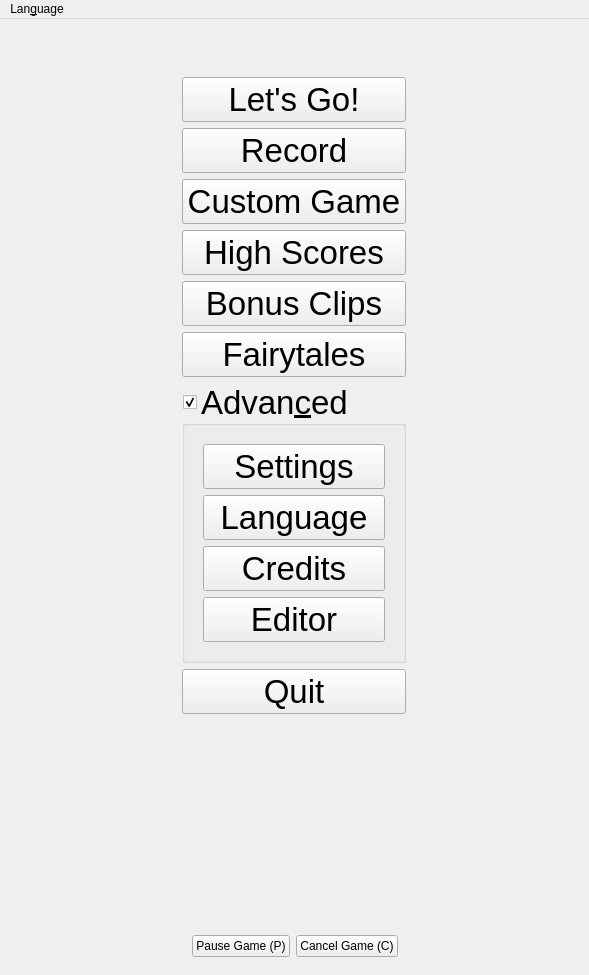
This is ui/mainwindow.ui in tdauth/gustavsfairyland as Qt 5 draws it before an edit. The edited form follows.
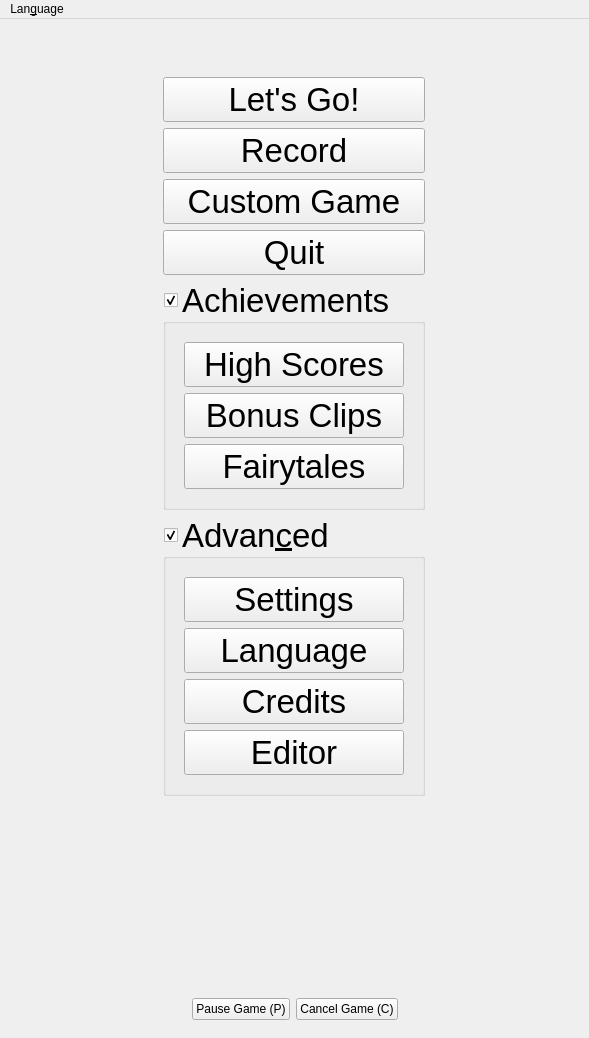
This is the edited form. Icons and pictures are not drawn.

Commit message: Another sub group box for achievements

```diff
--- a/ui/mainwindow.ui
+++ b/ui/mainwindow.ui
@@ -7,7 +7,7 @@
     <x>0</x>
     <y>0</y>
     <width>589</width>
-    <height>975</height>
+    <height>1038</height>
    </rect>
   </property>
   <property name="sizePolicy">
@@ -140,68 +140,6 @@
          </property>
         </spacer>
        </item>
-       <item row="8" column="0">
-        <widget class="QPushButton" name="quitPushButton">
-         <property name="sizePolicy">
-          <sizepolicy hsizetype="Minimum" vsizetype="Fixed">
-           <horstretch>0</horstretch>
-           <verstretch>0</verstretch>
-          </sizepolicy>
-         </property>
-         <property name="minimumSize">
-          <size>
-           <width>200</width>
-           <height>0</height>
-          </size>
-         </property>
-         <property name="font">
-          <font>
-           <pointsize>25</pointsize>
-          </font>
-         </property>
-         <property name="text">
-          <string>Quit</string>
-         </property>
-         <property name="icon">
-          <iconset resource="../oxygen-icons-png-master/oxygen.qrc">
-           <normaloff>:/themes/oxygen/32x32/actions/application-exit.png</normaloff>:/themes/oxygen/32x32/actions/application-exit.png</iconset>
-         </property>
-         <property name="iconSize">
-          <size>
-           <width>32</width>
-           <height>32</height>
-          </size>
-         </property>
-        </widget>
-       </item>
-       <item row="4" column="0">
-        <widget class="QPushButton" name="highScoresPushButton">
-         <property name="minimumSize">
-          <size>
-           <width>200</width>
-           <height>0</height>
-          </size>
-         </property>
-         <property name="font">
-          <font>
-           <pointsize>25</pointsize>
-          </font>
-         </property>
-         <property name="text">
-          <string>High Scores</string>
-         </property>
-         <property name="icon">
-          <iconset resource="../oxygen-icons-png-master/oxygen.qrc">
-           <normaloff>:/themes/oxygen/22x22/actions/games-highscores.png</normaloff>:/themes/oxygen/22x22/actions/games-highscores.png</iconset>
-         </property>
-         <property name="iconSize">
-          <size>
-           <width>32</width>
-           <height>32</height>
-          </size>
-         </property>
-        </widget>
-       </item>
        <item row="2" column="0">
         <widget class="QPushButton" name="recordPushButton">
          <property name="font">
@@ -224,28 +162,6 @@
          </property>
         </widget>
        </item>
-       <item row="5" column="0">
-        <widget class="QPushButton" name="bonusClipsPushButton">
-         <property name="font">
-          <font>
-           <pointsize>25</pointsize>
-          </font>
-         </property>
-         <property name="text">
-          <string>Bonus Clips</string>
-         </property>
-         <property name="icon">
-          <iconset resource="../oxygen-icons-png-master/oxygen.qrc">
-           <normaloff>:/themes/oxygen/32x32/actions/games-achievements.png</normaloff>:/themes/oxygen/32x32/actions/games-achievements.png</iconset>
-         </property>
-         <property name="iconSize">
-          <size>
-           <width>32</width>
-           <height>32</height>
-          </size>
-         </property>
-        </widget>
-       </item>
        <item row="7" column="0">
         <widget class="QGroupBox" name="advancedGroupBox">
          <property name="font">
@@ -343,14 +259,121 @@
         </widget>
        </item>
        <item row="6" column="0">
-        <widget class="QPushButton" name="fairytalesPushButton">
+        <widget class="QGroupBox" name="achievementsGroupBox">
+         <property name="font">
+          <font>
+           <pointsize>25</pointsize>
+          </font>
+         </property>
+         <property name="title">
+          <string>Achievements</string>
+         </property>
+         <property name="checkable">
+          <bool>true</bool>
+         </property>
+         <layout class="QVBoxLayout" name="verticalLayout_3">
+          <item>
+           <widget class="QWidget" name="achievementsWidget" native="true">
+            <layout class="QVBoxLayout" name="verticalLayout_4">
+             <item>
+              <widget class="QPushButton" name="highScoresPushButton">
+               <property name="minimumSize">
+                <size>
+                 <width>200</width>
+                 <height>0</height>
+                </size>
+               </property>
+               <property name="font">
+                <font>
+                 <pointsize>25</pointsize>
+                </font>
+               </property>
+               <property name="text">
+                <string>High Scores</string>
+               </property>
+               <property name="icon">
+                <iconset resource="../oxygen-icons-png-master/oxygen.qrc">
+                 <normaloff>:/themes/oxygen/22x22/actions/games-highscores.png</normaloff>:/themes/oxygen/22x22/actions/games-highscores.png</iconset>
+               </property>
+               <property name="iconSize">
+                <size>
+                 <width>32</width>
+                 <height>32</height>
+                </size>
+               </property>
+              </widget>
+             </item>
+             <item>
+              <widget class="QPushButton" name="bonusClipsPushButton">
+               <property name="font">
+                <font>
+                 <pointsize>25</pointsize>
+                </font>
+               </property>
+               <property name="text">
+                <string>Bonus Clips</string>
+               </property>
+               <property name="icon">
+                <iconset resource="../oxygen-icons-png-master/oxygen.qrc">
+                 <normaloff>:/themes/oxygen/32x32/actions/games-achievements.png</normaloff>:/themes/oxygen/32x32/actions/games-achievements.png</iconset>
+               </property>
+               <property name="iconSize">
+                <size>
+                 <width>32</width>
+                 <height>32</height>
+                </size>
+               </property>
+              </widget>
+             </item>
+             <item>
+              <widget class="QPushButton" name="fairytalesPushButton">
+               <property name="font">
+                <font>
+                 <pointsize>25</pointsize>
+                </font>
+               </property>
+               <property name="text">
+                <string>Fairytales</string>
+               </property>
+               <property name="icon">
+                <iconset resource="../oxygen-icons-png-master/oxygen.qrc">
+                 <normaloff>:/themes/oxygen/32x32/actions/tools-wizard.png</normaloff>:/themes/oxygen/32x32/actions/tools-wizard.png</iconset>
+               </property>
+               <property name="iconSize">
+                <size>
+                 <width>32</width>
+                 <height>32</height>
+                </size>
+               </property>
+              </widget>
+             </item>
+            </layout>
+           </widget>
+          </item>
+         </layout>
+        </widget>
+       </item>
+       <item row="4" column="0">
+        <widget class="QPushButton" name="quitPushButton">
+         <property name="sizePolicy">
+          <sizepolicy hsizetype="Minimum" vsizetype="Fixed">
+           <horstretch>0</horstretch>
+           <verstretch>0</verstretch>
+          </sizepolicy>
+         </property>
+         <property name="minimumSize">
+          <size>
+           <width>200</width>
+           <height>0</height>
+          </size>
+         </property>
          <property name="font">
           <font>
            <pointsize>25</pointsize>
           </font>
          </property>
          <property name="text">
-          <string>Fairytales</string>
+          <string>Quit</string>
          </property>
          <property name="icon">
           <iconset resource="../oxygen-icons-png-master/oxygen.qrc">
```
Left out of the diff: 24 changed lines with no effect on the pictures. The commit also changes 1 other file.
